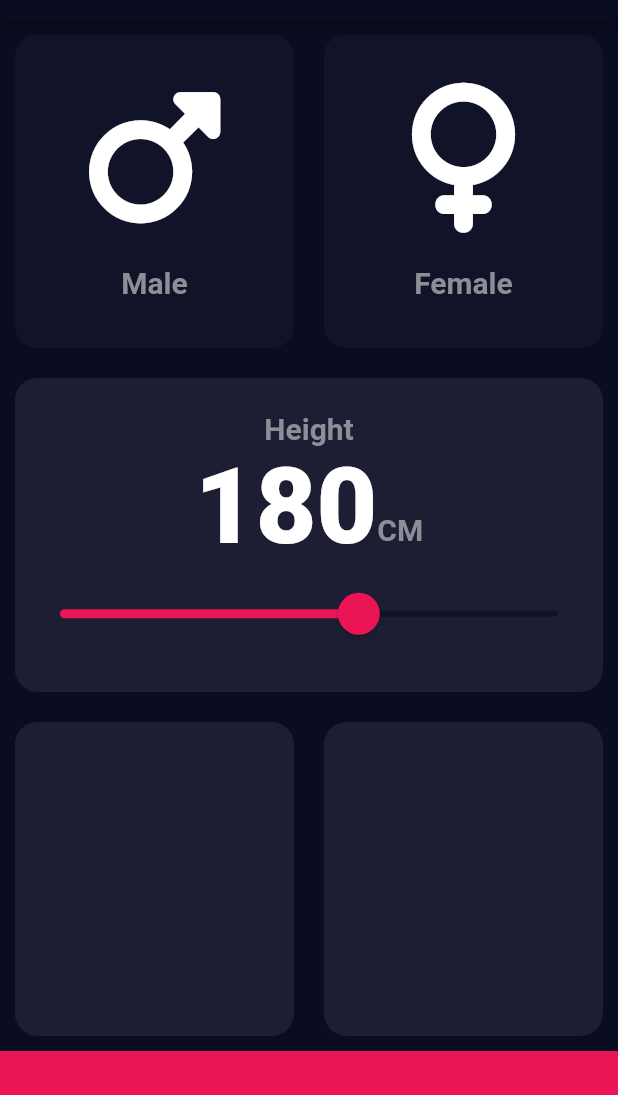
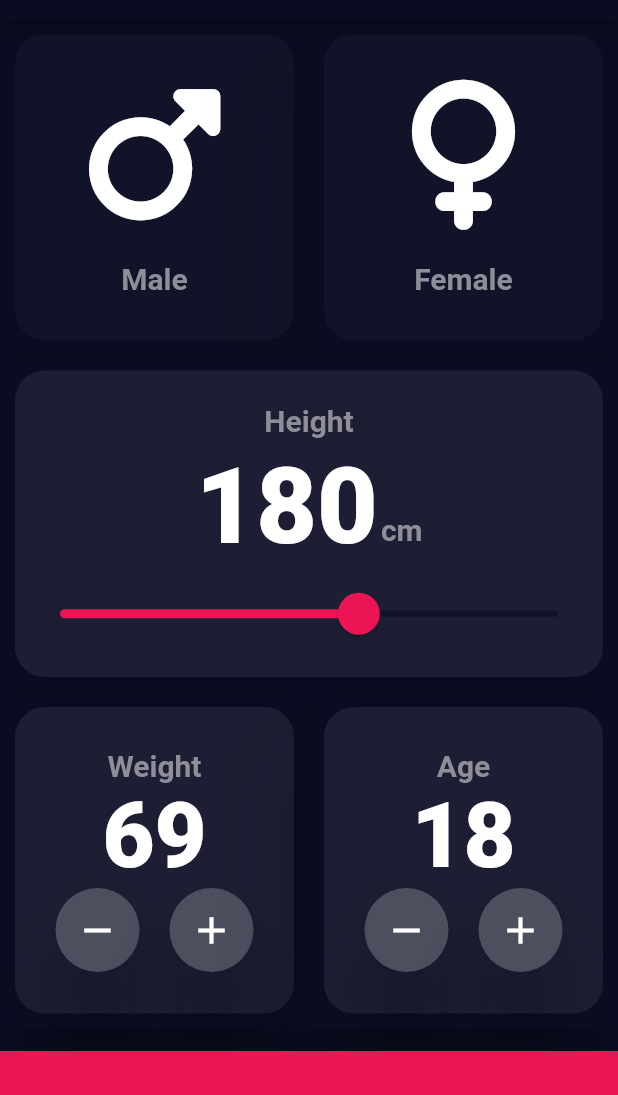
Before and after one commit to Mahad871/BMI_Calculator, a Flutter app: the screen it shows after launch, on a phone screen of 412 x 824 dp, the part 65-1160 px from its top. Run offline on Flutter 3.47's test engine with Material 2 defaults, Android fonts, the light colour scheme and no system bars; our stand-ins replace font_awesome_flutter.

Commit message:
Screen Layout Complete

```diff
--- a/lib/ReusableCards.dart
+++ b/lib/ReusableCards.dart
@@ -11,13 +11,17 @@ class ReusableCard extends StatelessWidget {
   Widget build(BuildContext context) {
     return GestureDetector(
       onTap: onPress,
-      child: Container(
-        child: cardChild,
-        decoration: BoxDecoration(
-          borderRadius: BorderRadius.circular(15),
-          color: colour,
+      child: Material(
+        elevation: 30,
+        color: Color(0xFF0A0D21),
+        child: Container(
+          child: cardChild,
+          decoration: BoxDecoration(
+            borderRadius: BorderRadius.circular(20),
+            color: colour,
+          ),
+          margin: EdgeInsets.all(10),
         ),
-        margin: EdgeInsets.all(10),
       ),
     );
   }
--- /dev/null
+++ b/lib/RoundButtonCustom.dart
@@ -0,0 +1,26 @@
+import 'package:flutter/material.dart';
+
+
+class MyRoundButton extends StatelessWidget {
+  final IconData? buttonIcon;
+  final VoidCallback? onPress;
+  MyRoundButton({this.buttonIcon, this.onPress});
+  @override
+  Widget build(BuildContext context) {
+    return RawMaterialButton(
+      constraints: BoxConstraints.tightFor(
+        width: 56.0,
+        height: 56.0,
+      ),
+      shape: CircleBorder(),
+      elevation: 20,
+      fillColor: Color(0xFF4C4F5E),
+      textStyle: TextStyle(color: Colors.white),
+      child: Icon(
+        buttonIcon,
+        size: 30,
+      ),
+      onPressed: onPress,
+    );
+  }
+}
--- a/lib/constants.dart
+++ b/lib/constants.dart
@@ -10,8 +10,10 @@ const Color kCardTextColor = Color(0xFF8D8E98);
 const TextStyle kCardTextStyle =
     TextStyle(fontSize: 20, color: kCardTextColor, fontWeight: FontWeight.bold);
 
+const TextStyle kNumberTextStyleSlider =
+    TextStyle(fontSize: 70.0, fontWeight: FontWeight.w900);
 const TextStyle kNumberTextStyle =
-    TextStyle(fontSize: 70.0, fontWeight: FontWeight.w900);
+    TextStyle(fontSize: 60.0, fontWeight: FontWeight.w900);
 
-int kHeightSlider = 180;
+int kHeightSlider = 180, kWeight = 69, kAge = 18;
 double kMaxSlider = 220, kMinSlider = 120;
--- a/lib/input_page.dart
+++ b/lib/input_page.dart
@@ -3,6 +3,7 @@ import 'GenderIcons.dart';
 import 'ReusableCards.dart';
 import 'package:font_awesome_flutter/font_awesome_flutter.dart';
 import 'constants.dart';
+import 'RoundButtonCustom.dart';
 
 enum GenderType { male, female }
 
@@ -66,19 +67,21 @@ class _InputPageState extends State<InputPage> {
                     cardChild: Column(
                       mainAxisAlignment: MainAxisAlignment.center,
                       children: [
+                        SizedBox(height: 10),
                         Text(
                           'Height',
                           style: kCardTextStyle,
                         ),
+                        SizedBox(height: 5),
                         Row(
                           mainAxisAlignment: MainAxisAlignment.center,
                           children: [
                             Text(
                               kHeightSlider.toString(),
-                              style: kNumberTextStyle,
+                              style: kNumberTextStyleSlider,
                             ),
                             SizedBox(
-                              width: 0,
+                              width: 2,
                             ),
                             Column(
                               children: [
@@ -86,7 +89,7 @@ class _InputPageState extends State<InputPage> {
                                   height: 30,
                                 ),
                                 Text(
-                                  'CM',
+                                  'cm',
                                   style: kCardTextStyle,
                                 ),
                               ],
@@ -126,17 +129,80 @@ class _InputPageState extends State<InputPage> {
                 Expanded(
                   child: ReusableCard(
                     colour: kActiveReusableCardColor,
+                    cardChild: Column(
+                      mainAxisAlignment: MainAxisAlignment.center,
+                      children: [
+                        Text('Weight', style: kCardTextStyle),
+                        Text(kWeight.toString(), style: kNumberTextStyle),
+                        Row(
+                          mainAxisAlignment: MainAxisAlignment.center,
+                          children: [
+                            MyRoundButton(
+                              buttonIcon: Icons.remove,
+                              onPress: () {
+                                setState(() {
+                                  kWeight--;
+                                });
+                              },
+                            ),
+                            SizedBox(
+                              width: 20,
+                            ),
+                            MyRoundButton(
+                              buttonIcon: Icons.add,
+                              onPress: () {
+                                setState(() {
+                                  kWeight++;
+                                });
+                              },
+                            ),
+                          ],
+                        ),
+                      ],
+                    ),
                   ),
                 ),
                 Expanded(
                   child: ReusableCard(
                     colour: kActiveReusableCardColor,
+                    cardChild: Column(
+                      mainAxisAlignment: MainAxisAlignment.center,
+                      children: [
+                        Text('Age', style: kCardTextStyle),
+                        Text(kAge.toString(), style: kNumberTextStyle),
+                        Row(
+                          mainAxisAlignment: MainAxisAlignment.center,
+                          children: [
+                            MyRoundButton(
+                              buttonIcon: Icons.remove,
+                              onPress: () {
+                                setState(() {
+                                  kAge--;
+                                });
+                              },
+                            ),
+                            SizedBox(
+                              width: 20,
+                            ),
+                            MyRoundButton(
+                              buttonIcon: Icons.add,
+                              onPress: () {
+                                setState(() {
+                                  kAge++;
+                                });
+                              },
+                            ),
+                          ],
+                        ),
+                      ],
+                    ),
                   ),
                 ),
               ],
             ),
           ),
           Container(
+            margin: const EdgeInsets.only(top: 15),
             color: kBottomContainerColor,
             height: kBottomContainerHeight,
           )
```
